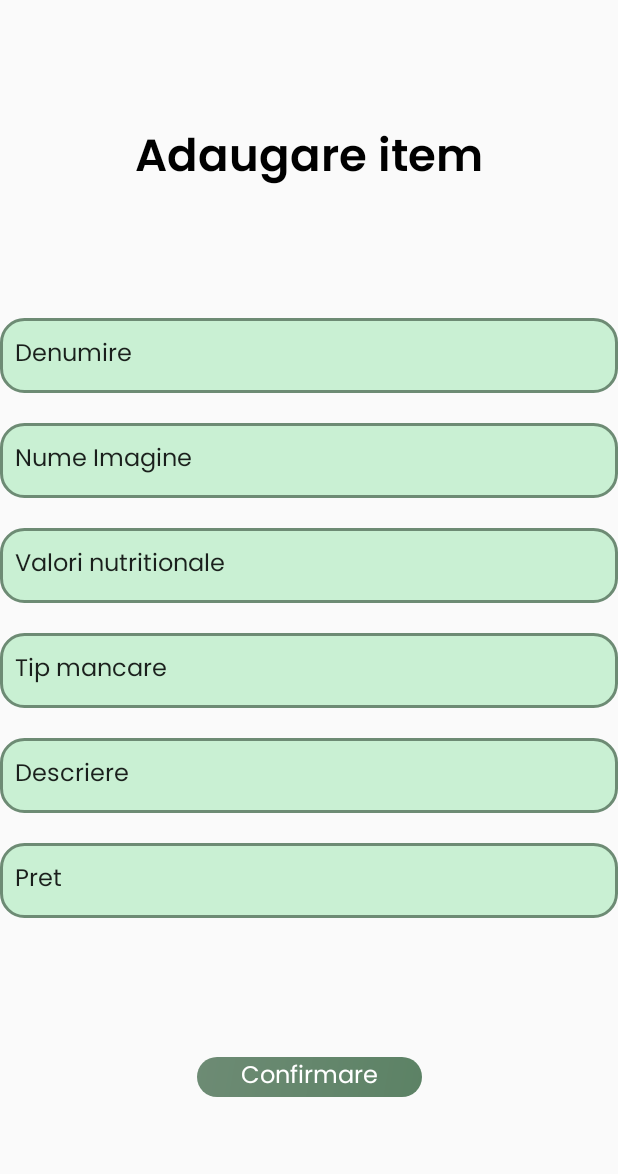
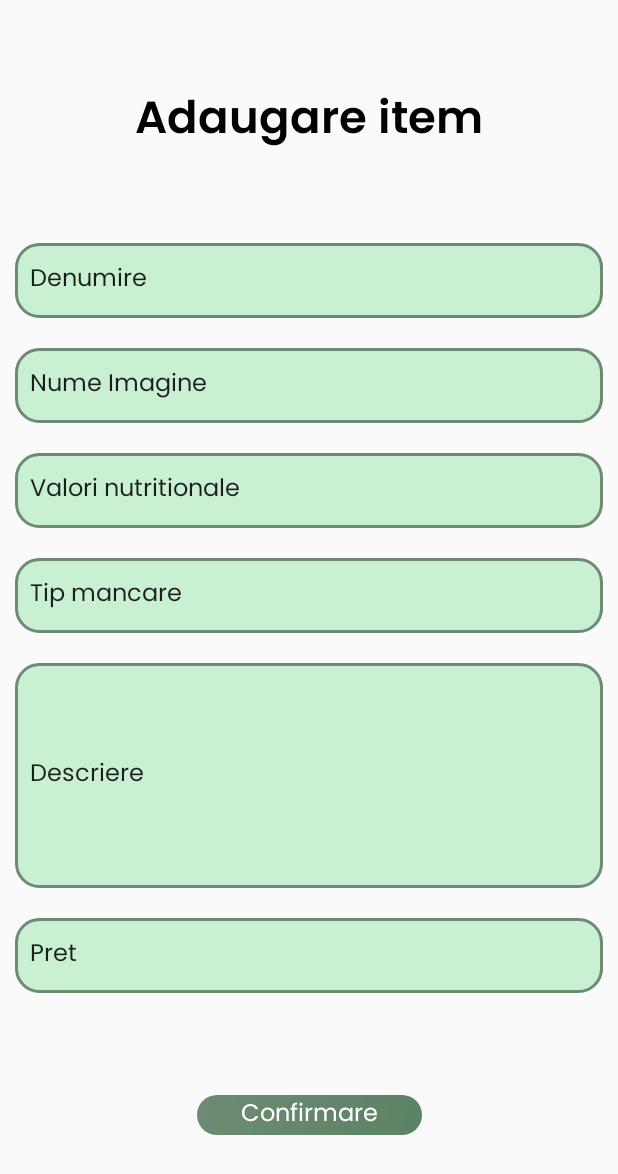
Before and after one commit to Sruf-y/Proiect_IS, an Android app: the Adaugare_Mancare screen opened directly, with no data from a screen before it, on a phone screen of 412 x 824 dp. Shown: the top 1174 px of the screen. Run offline under Robolectric (Android 15) with nearby library versions, the phone set to English and light mode, and no system bars.

Commit message:
Botofan: finisaje

```diff
--- a/app/src/main/res/layout/activity_adaugare_mancare.xml
+++ b/app/src/main/res/layout/activity_adaugare_mancare.xml
@@ -53,6 +53,7 @@
         android:layout_height="wrap_content"
         android:divider="@drawable/invisible_divider_horizontal"
         android:orientation="vertical"
+        android:paddingHorizontal="10dp"
         android:showDividers="middle"
         app:layout_constraintBottom_toBottomOf="parent"
         app:layout_constraintEnd_toEndOf="parent"
@@ -112,14 +113,15 @@
         <EditText
             android:id="@+id/editTextDescriere"
             android:layout_width="match_parent"
-            android:layout_height="50dp"
+            android:layout_height="150dp"
             android:background="@drawable/text_background"
             android:ems="10"
             android:fontFamily="@font/poppins"
             android:inputType="text"
             android:padding="10dp"
+            android:singleLine="false"
+
             android:text="Descriere"
-
             android:textSize="16sp" />
 
         <EditText
```
